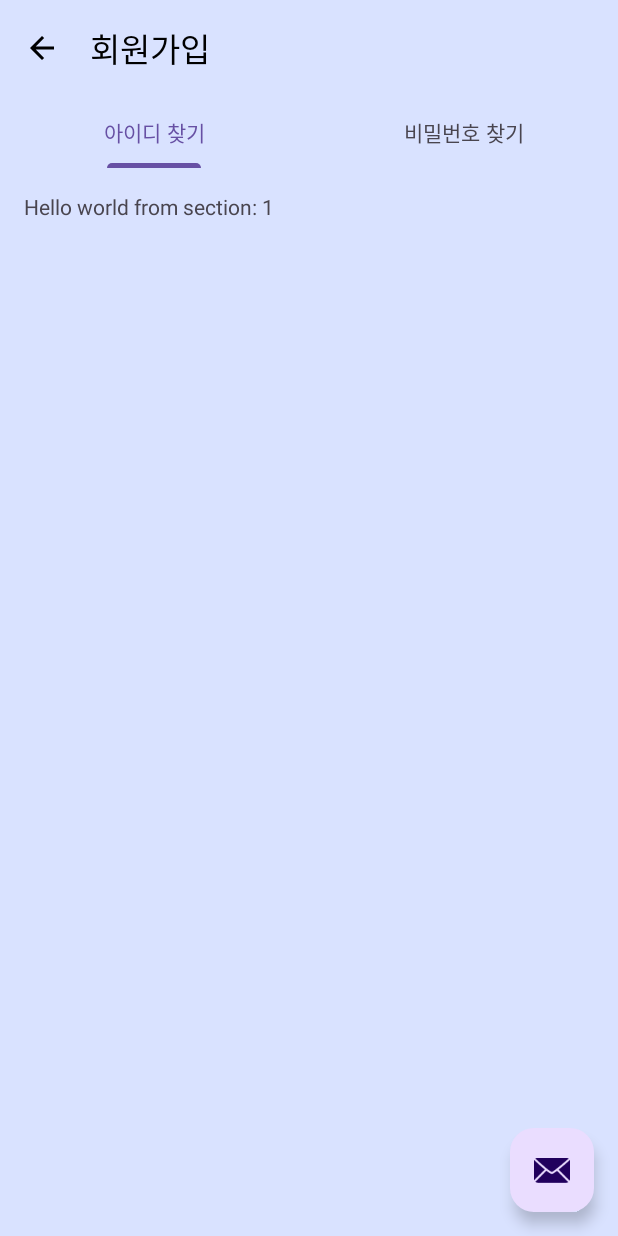
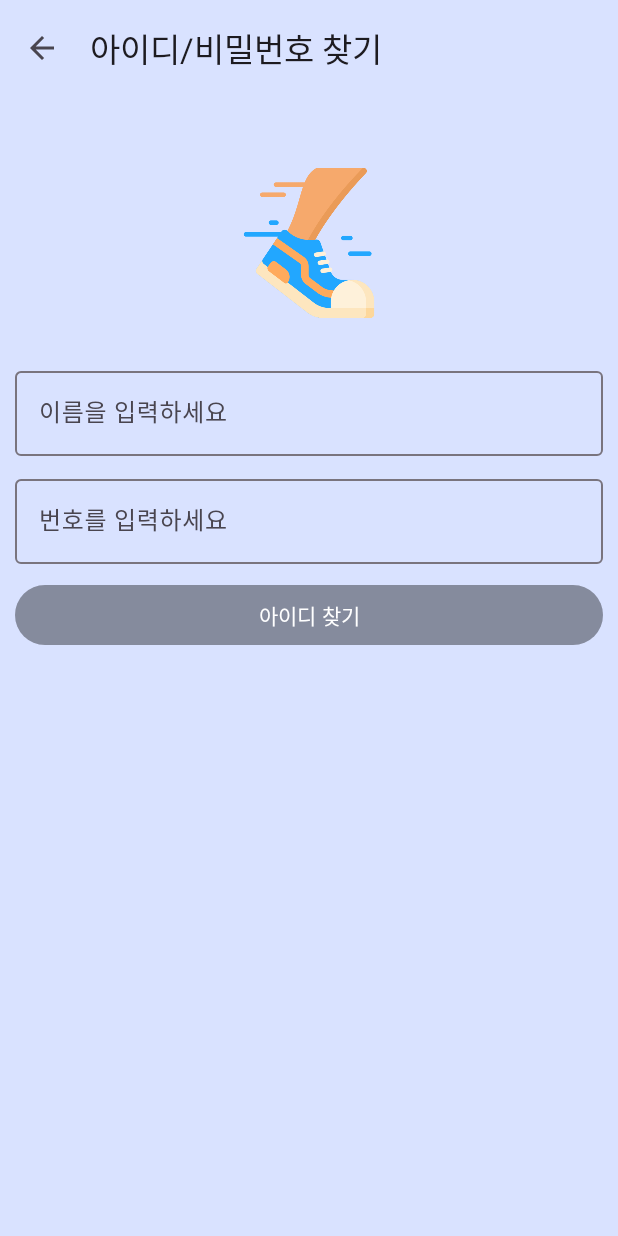
Before and after one commit to OhJunYoung21/Running_App, an Android app: the screen it shows after launch (SearchActivity), on a phone screen of 412 x 824 dp. Run offline under Robolectric (Android 15) with nearby library versions, the phone set to English and light mode, and no system bars; our stand-ins replace Room's generated code; 2 statements that could not run were skipped.

Commit message:
View Pager commit

```diff
--- a/app/src/main/AndroidManifest.xml
+++ b/app/src/main/AndroidManifest.xml
@@ -21,7 +21,7 @@
         tools:targetApi="31">
         <activity
             android:name=".Search.SearchActivity"
-            android:exported="true"
+            android:exported="false"
             android:label="@string/title_activity_search"
             android:theme="@style/Theme.Running_Beta.NoActionBar">
             <intent-filter>
--- a/app/src/main/java/com/test/running_beta/Search/SearchActivity.kt
+++ b/app/src/main/java/com/test/running_beta/Search/SearchActivity.kt
@@ -3,43 +3,43 @@ package com.test.running_beta.Search
 import android.os.Bundle
 import android.view.MenuItem
 import androidx.appcompat.app.AppCompatActivity
-import androidx.viewpager.widget.ViewPager
-import com.google.android.material.floatingactionbutton.FloatingActionButton
-import com.google.android.material.snackbar.Snackbar
+import androidx.viewpager2.widget.ViewPager2
 import com.google.android.material.tabs.TabLayout
-import com.test.running_beta.Search.ui.main.SectionsPagerAdapter
 import com.test.running_beta.databinding.ActivitySearchBinding
 
 class SearchActivity : AppCompatActivity() {
 
+    private val tabTitleArray = arrayOf("아이디 찾기", "비밀번호 찾기")
+
     private lateinit var binding: ActivitySearchBinding
 
+    private lateinit var TabLayout: TabLayout
+
+    // private lateinit var ViewPager2Adapter:ViewPager2Adapter
+
+    private lateinit var ViewPager2: ViewPager2
     override fun onCreate(savedInstanceState: Bundle?) {
         super.onCreate(savedInstanceState)
 
         binding = ActivitySearchBinding.inflate(layoutInflater)
 
-        setContentView(binding.root)
+        val view = binding.root
+
+        setContentView(view)
 
         setSupportActionBar(binding.toolbar)
 
         supportActionBar?.setDisplayHomeAsUpEnabled(true)
 
-        supportActionBar?.title = "회원가입"
+        supportActionBar?.setTitle("아이디/비밀번호 찾기")
+
+        TabLayout = binding.TabLayout
+
+        ViewPager2 = binding.pager
+
+        ViewPager2.adapter = ViewPager2Adapter(supportFragmentManager, lifecycle)
 
 
-        val sectionsPagerAdapter = SectionsPagerAdapter(this, supportFragmentManager)
-        val viewPager: ViewPager = binding.viewPager
-        viewPager.adapter = sectionsPagerAdapter
-        val tabs: TabLayout = binding.tabs
-        tabs.setupWithViewPager(viewPager)
-
-        val fab: FloatingActionButton = binding.fab
-
-        fab.setOnClickListener { view ->
-            Snackbar.make(view, "Replace with your own action", Snackbar.LENGTH_LONG)
-                .setAction("Action", null).show()
-        }
     }
 
     override fun onOptionsItemSelected(item: MenuItem): Boolean {
--- /dev/null
+++ b/app/src/main/java/com/test/running_beta/Search/ViewPager2Adapter.kt
@@ -0,0 +1,22 @@
+package com.test.running_beta.Search
+
+import androidx.fragment.app.Fragment
+import androidx.fragment.app.FragmentManager
+import androidx.lifecycle.Lifecycle
+import androidx.viewpager2.adapter.FragmentStateAdapter
+import com.test.running_beta.SearchFragments.SearchID_Fragment
+import com.test.running_beta.SearchFragments.SearchPW_Fragment
+
+class ViewPager2Adapter(fragmentManager: FragmentManager, lifecycle: Lifecycle) :
+    FragmentStateAdapter(fragmentManager, lifecycle) {
+    override fun getItemCount(): Int {
+        return 2
+    }
+
+    override fun createFragment(position: Int): Fragment {
+        return when (position) {
+            0 -> SearchID_Fragment()
+            else -> SearchPW_Fragment()
+        }
+    }
+}
--- a/app/src/main/java/com/test/running_beta/Search/ui/main/PageViewModel.kt
+++ /dev/null
@@ -1,18 +0,0 @@
-package com.test.running_beta.Search.ui.main
-
-import androidx.lifecycle.LiveData
-import androidx.lifecycle.MutableLiveData
-import androidx.lifecycle.ViewModel
-import androidx.lifecycle.map
-
-class PageViewModel : ViewModel() {
-
-    private val _index = MutableLiveData<Int>()
-    val text: LiveData<String> = _index.map {
-        "Hello world from section: $it"
-    }
-
-    fun setIndex(index: Int) {
-        _index.value = index
-    }
-}
--- a/app/src/main/java/com/test/running_beta/Search/ui/main/PlaceholderFragment.kt
+++ /dev/null
@@ -1,72 +0,0 @@
-package com.test.running_beta.Search.ui.main
-
-import android.os.Bundle
-import android.view.LayoutInflater
-import android.view.View
-import android.view.ViewGroup
-import android.widget.TextView
-import androidx.fragment.app.Fragment
-import androidx.lifecycle.Observer
-import androidx.lifecycle.ViewModelProvider
-import com.test.running_beta.databinding.FragmentSearchBinding
-
-/**
- * A placeholder fragment containing a simple view.
- */
-class PlaceholderFragment : Fragment() {
-
-    private lateinit var pageViewModel: PageViewModel
-    private var _binding: FragmentSearchBinding? = null
-
-    // This property is only valid between onCreateView and
-    // onDestroyView.
-    private val binding get() = _binding!!
-
-    override fun onCreate(savedInstanceState: Bundle?) {
-        super.onCreate(savedInstanceState)
-        pageViewModel = ViewModelProvider(this).get(PageViewModel::class.java).apply {
-            setIndex(arguments?.getInt(ARG_SECTION_NUMBER) ?: 1)
-        }
-    }
-
-    override fun onCreateView(
-        inflater: LayoutInflater, container: ViewGroup?,
-        savedInstanceState: Bundle?
-    ): View? {
-
-        _binding = FragmentSearchBinding.inflate(inflater, container, false)
-        val root = binding.root
-
-        val textView: TextView = binding.sectionLabel
-        pageViewModel.text.observe(viewLifecycleOwner, Observer {
-            textView.text = it
-        })
-        return root
-    }
-
-    companion object {
-        /**
-         * The fragment argument representing the section number for this
-         * fragment.
-         */
-        private const val ARG_SECTION_NUMBER = "section_number"
-
-        /**
-         * Returns a new instance of this fragment for the given section
-         * number.
-         */
-        @JvmStatic
-        fun newInstance(sectionNumber: Int): PlaceholderFragment {
-            return PlaceholderFragment().apply {
-                arguments = Bundle().apply {
-                    putInt(ARG_SECTION_NUMBER, sectionNumber)
-                }
-            }
-        }
-    }
-
-    override fun onDestroyView() {
-        super.onDestroyView()
-        _binding = null
-    }
-}
--- a/app/src/main/java/com/test/running_beta/Search/ui/main/SectionsPagerAdapter.kt
+++ /dev/null
@@ -1,35 +0,0 @@
-package com.test.running_beta.Search.ui.main
-
-import android.content.Context
-import androidx.fragment.app.Fragment
-import androidx.fragment.app.FragmentManager
-import androidx.fragment.app.FragmentPagerAdapter
-import com.test.running_beta.R
-
-
-private val TAB_TITLES = arrayOf(
-    R.string.ID, R.string.PASSWORD
-)
-
-/**
- * A [FragmentPagerAdapter] that returns a fragment corresponding to
- * one of the sections/tabs/pages.
- */
-class SectionsPagerAdapter(private val context: Context, fm: FragmentManager) :
-    FragmentPagerAdapter(fm) {
-
-    override fun getItem(position: Int): Fragment {
-        // getItem is called to instantiate the fragment for the given page.
-        // Return a PlaceholderFragment.
-        return PlaceholderFragment.newInstance(position + 1)
-    }
-
-    override fun getPageTitle(position: Int): CharSequence? {
-        return context.resources.getString(TAB_TITLES[position])
-    }
-
-    override fun getCount(): Int {
-        // Show 2 total pages.
-        return 2
-    }
-}
--- /dev/null
+++ b/app/src/main/java/com/test/running_beta/SearchFragments/SearchID_Fragment.kt
@@ -0,0 +1,41 @@
+package com.test.running_beta.SearchFragments
+
+import android.os.Bundle
+import android.view.LayoutInflater
+import android.view.View
+import android.view.ViewGroup
+import androidx.fragment.app.Fragment
+import com.test.running_beta.R
+
+// TODO: Rename parameter arguments, choose names that match
+// the fragment initialization parameters, e.g. ARG_ITEM_NUMBER
+private const val ARG_PARAM1 = "param1"
+private const val ARG_PARAM2 = "param2"
+
+/**
+ * A simple [Fragment] subclass.
+ * Use the [SearchID_Fragment.newInstance] factory method to
+ * create an instance of this fragment.
+ */
+class SearchID_Fragment : Fragment() {
+    // TODO: Rename and change types of parameters
+    private var param1: String? = null
+    private var param2: String? = null
+
+    override fun onCreate(savedInstanceState: Bundle?) {
+        super.onCreate(savedInstanceState)
+        arguments?.let {
+            param1 = it.getString(ARG_PARAM1)
+            param2 = it.getString(ARG_PARAM2)
+        }
+    }
+
+    override fun onCreateView(
+        inflater: LayoutInflater, container: ViewGroup?,
+        savedInstanceState: Bundle?
+    ): View? {
+        // Inflate the layout for this fragment
+        return inflater.inflate(R.layout.fragment_search_i_d_, container, false)
+    }
+
+}
--- a/app/src/main/res/layout/activity_search.xml
+++ b/app/src/main/res/layout/activity_search.xml
@@ -1,43 +1,38 @@
 <?xml version="1.0" encoding="utf-8"?>
-<androidx.coordinatorlayout.widget.CoordinatorLayout xmlns:android="http://schemas.android.com/apk/res/android"
+<androidx.constraintlayout.widget.ConstraintLayout xmlns:android="http://schemas.android.com/apk/res/android"
     xmlns:app="http://schemas.android.com/apk/res-auto"
     xmlns:tools="http://schemas.android.com/tools"
     android:layout_width="match_parent"
     android:layout_height="match_parent"
     android:background="@color/material_dynamic_primary90"
+    android:orientation="vertical"
     tools:context=".Search.SearchActivity">
 
     <com.google.android.material.appbar.AppBarLayout
-        android:background="@color/material_dynamic_primary90"
+        android:id="@+id/appBar"
         android:layout_width="match_parent"
         android:layout_height="wrap_content"
-        android:theme="@style/Theme.Running_Beta.AppBarOverlay">
-
+        android:backgroundTint="@color/material_dynamic_primary90"
+        app:layout_constraintTop_toTopOf="parent">
         <androidx.appcompat.widget.Toolbar
             android:id="@+id/toolbar"
             android:layout_width="match_parent"
             android:layout_height="?attr/actionBarSize" />
 
-        <com.google.android.material.tabs.TabLayout
-            android:id="@+id/tabs"
-            android:background="@color/material_dynamic_primary90"
-            android:layout_width="match_parent"
-            android:layout_height="wrap_content" />
-
     </com.google.android.material.appbar.AppBarLayout>
 
-    <androidx.viewpager.widget.ViewPager
-        android:id="@+id/view_pager"
+    <com.google.android.material.tabs.TabLayout
+        android:id="@+id/TabLayout"
         android:layout_width="match_parent"
-        android:layout_height="match_parent"
-        app:layout_behavior="@string/appbar_scrolling_view_behavior" />
+        android:layout_height="wrap_content"
+        android:background="@color/material_dynamic_primary90"
+        app:layout_constraintTop_toBottomOf="@id/appBar" />
 
-    <com.google.android.material.floatingactionbutton.FloatingActionButton
-        android:id="@+id/fab"
-        android:layout_width="wrap_content"
-        android:layout_height="wrap_content"
-        android:layout_gravity="bottom|end"
-        android:layout_marginEnd="@dimen/fab_margin"
-        android:layout_marginBottom="16dp"
-        app:srcCompat="@android:drawable/ic_dialog_email" />
-</androidx.coordinatorlayout.widget.CoordinatorLayout>
+
+    <androidx.viewpager2.widget.ViewPager2
+        android:id="@+id/pager"
+        android:layout_width="match_parent"
+        android:layout_height="0dp"
+        app:layout_constraintTop_toBottomOf="@id/TabLayout" />
+
+</androidx.constraintlayout.widget.ConstraintLayout>
--- a/app/src/main/res/layout/fragment_search.xml
+++ /dev/null
@@ -1,23 +0,0 @@
-<?xml version="1.0" encoding="utf-8"?>
-<androidx.constraintlayout.widget.ConstraintLayout xmlns:android="http://schemas.android.com/apk/res/android"
-    xmlns:app="http://schemas.android.com/apk/res-auto"
-    xmlns:tools="http://schemas.android.com/tools"
-    android:id="@+id/constraintLayout"
-    android:layout_width="match_parent"
-    android:layout_height="match_parent"
-    tools:context=".Search.ui.main.PlaceholderFragment">
-
-    <TextView
-        android:id="@+id/section_label"
-        android:layout_width="wrap_content"
-        android:layout_height="wrap_content"
-        android:layout_marginStart="@dimen/activity_horizontal_margin"
-        android:layout_marginTop="@dimen/activity_vertical_margin"
-        android:layout_marginEnd="@dimen/activity_horizontal_margin"
-        android:layout_marginBottom="@dimen/activity_vertical_margin"
-        app:layout_constraintLeft_toLeftOf="parent"
-        app:layout_constraintTop_toTopOf="@+id/constraintLayout"
-        tools:layout_constraintLeft_creator="1"
-        tools:layout_constraintTop_creator="1" />
-
-</androidx.constraintlayout.widget.ConstraintLayout>
--- /dev/null
+++ b/app/src/main/res/layout/fragment_search_i_d_.xml
@@ -0,0 +1,73 @@
+<?xml version="1.0" encoding="utf-8"?>
+<FrameLayout xmlns:android="http://schemas.android.com/apk/res/android"
+    xmlns:tools="http://schemas.android.com/tools"
+    android:layout_width="match_parent"
+    android:layout_height="match_parent"
+    xmlns:app="http://schemas.android.com/apk/res-auto"
+    android:orientation="vertical"
+    android:background="@color/material_dynamic_primary90"
+    tools:context=".SearchFragments.SearchID_Fragment">
+
+    <androidx.constraintlayout.widget.ConstraintLayout
+        android:layout_width="match_parent"
+        android:layout_height="match_parent">
+
+
+    <ImageView
+        app:layout_constraintRight_toRightOf="parent"
+        app:layout_constraintLeft_toLeftOf="parent"
+        app:layout_constraintTop_toTopOf="parent"
+        android:id = "@+id/logo"
+        android:layout_width="100dp"
+        android:layout_height="100dp"
+        android:src ="@drawable/run" />
+
+        <com.google.android.material.textfield.TextInputLayout
+            android:layout_width="match_parent"
+            android:layout_margin="10dp"
+            android:layout_height="wrap_content"
+            android:id = "@+id/searchName"
+            app:layout_constraintTop_toTopOf="parent"
+            app:layout_constraintBottom_toBottomOf="parent">
+
+
+            <com.google.android.material.textfield.TextInputEditText
+                android:id = "@+id/Name"
+                android:layout_width="match_parent"
+                android:layout_height="wrap_content"
+                android:hint = "이름을 입력하세요" />
+
+        </com.google.android.material.textfield.TextInputLayout>
+
+        <com.google.android.material.textfield.TextInputLayout
+            android:layout_width="match_parent"
+            android:layout_margin="10dp"
+            android:layout_height="wrap_content"
+            android:id = "@+id/searchNumber"
+            app:layout_constraintTop_toBottomOf="@id/searchName">
+
+
+            <com.google.android.material.textfield.TextInputEditText
+                android:id= "@+id/Number"
+                android:layout_width="match_parent"
+                android:layout_height="wrap_content"
+                android:hint = "번호를 입력하세요" />
+
+        </com.google.android.material.textfield.TextInputLayout>
+
+        <Button
+            android:id = "@+id/searchBtn"
+            android:backgroundTint="@color/cardview_shadow_start_color"
+            android:layout_margin="10dp"
+            android:layout_width="match_parent"
+            android:layout_height="wrap_content"
+            app:layout_constraintTop_toBottomOf="@id/searchNumber"
+            android:text = "아이디 찾기"/>
+
+
+
+    </androidx.constraintlayout.widget.ConstraintLayout>
+
+
+
+</FrameLayout>
--- a/app/src/main/res/values/strings.xml
+++ b/app/src/main/res/values/strings.xml
@@ -4,6 +4,8 @@
     <string name="title_activity_search">SearchActivity</string>
     <string name="tab_text_1">Tab 1</string>
     <string name="tab_text_2">Tab 2</string>
-    <string name = "ID">아이디 찾기</string>
-    <string name = "PASSWORD">비밀번호 찾기</string>
+    <string name="ID">아이디 찾기</string>
+    <string name="PASSWORD">비밀번호 찾기</string>
+    <!-- TODO: Remove or change this placeholder text -->
+    <string name="hello_blank_fragment">Hello blank fragment</string>
 </resources>
```
Also changed, not shown: app/src/main/java/com/test/running_beta/SearchFragments/SearchPW_Fragment.kt (added, +60 -0 lines), app/src/main/res/layout/fragment_search_p_w_.xml (added, +86 -0 lines).
